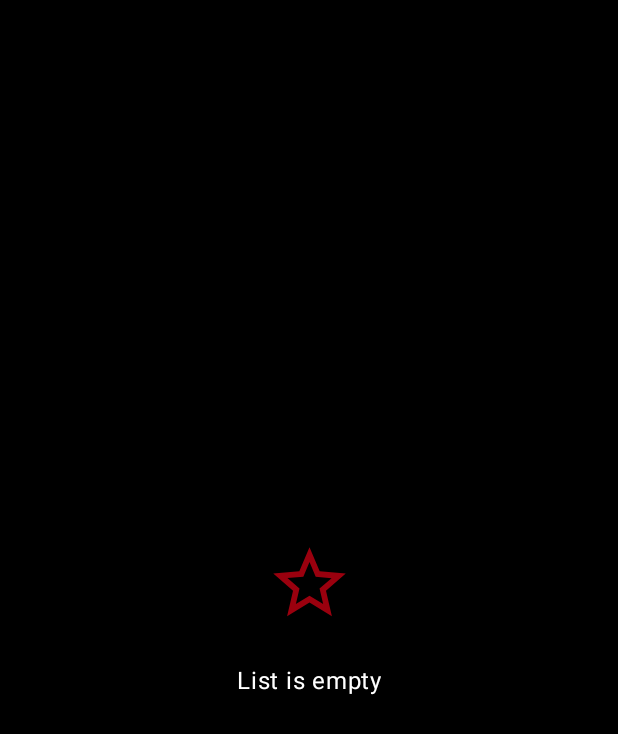
After one commit to maxkorytko/marvy, an Android app: the layout empty_list_layout.xml on its own in the app's theme, with its tools: preview values and no code run, on a phone screen of 412 x 824 dp. The commit adds this screen. Shown: the top 734 px of the screen. Run offline under Robolectric (Android 15) with nearby library versions, the phone set to English and light mode, and no system bars.

Commit message:
Implement characters list empty state
Code re-factoring

```diff
--- a/app/src/main/AndroidManifest.xml
+++ b/app/src/main/AndroidManifest.xml
@@ -35,7 +35,8 @@
 
         <activity android:name=".search.SearchableActivity"
             android:launchMode="singleTask"
-            android:parentActivityName=".MainActivity">
+            android:parentActivityName=".MainActivity"
+            android:windowSoftInputMode="adjustNothing">
             <intent-filter>
                 <action android:name="android.intent.action.SEARCH" />
             </intent-filter>
--- a/app/src/main/java/com/maxk/marvy/characters/viewmodels/MarvelCharactersViewModel.kt
+++ b/app/src/main/java/com/maxk/marvy/characters/viewmodels/MarvelCharactersViewModel.kt
@@ -4,10 +4,10 @@ import androidx.lifecycle.LiveData
 import androidx.lifecycle.ViewModel
 import androidx.lifecycle.ViewModelProvider
 import androidx.paging.PagedList
-import com.maxk.marvy.model.marvel.MarvelCharacter
-import com.maxk.marvy.characters.repository.MarvelCharactersRepository
 import com.maxk.marvy.api.NetworkRequestStatus
 import com.maxk.marvy.di.ServiceLocator
+import com.maxk.marvy.model.marvel.MarvelCharacter
+import com.maxk.marvy.model.marvel.PagedMetadata
 
 class MarvelCharactersViewModel(private val searchTerm: String): ViewModel() {
     class Factory(private val searchTerm: String): ViewModelProvider.Factory {
@@ -25,7 +25,7 @@ class MarvelCharactersViewModel(private val searchTerm: String): ViewModel() {
 
     private val pagedData = repository.searchCharacters(searchTerm)
 
-    val pagingRequestStatus: LiveData<NetworkRequestStatus<Unit>> = pagedData.pagingRequestStatus
+    val pagingRequestStatus: LiveData<NetworkRequestStatus<PagedMetadata>> = pagedData.pagingRequestStatus
 
     val characters: LiveData<PagedList<MarvelCharacter>> = pagedData.pagedList
 }
--- a/app/src/main/java/com/maxk/marvy/search/SearchableViewModel.kt
+++ b/app/src/main/java/com/maxk/marvy/search/SearchableViewModel.kt
@@ -7,6 +7,7 @@ import com.maxk.marvy.di.ServiceLocator
 import com.maxk.marvy.extensions.filter
 import com.maxk.marvy.model.marvel.MarvelCharacter
 import com.maxk.marvy.model.marvel.PagedDataWrapper
+import com.maxk.marvy.model.marvel.PagedMetadata
 import kotlinx.coroutines.Job
 import kotlinx.coroutines.delay
 import kotlinx.coroutines.launch
@@ -18,11 +19,11 @@ class SearchableViewModel : ViewModel() {
 
     val characters: LiveData<PagedList<MarvelCharacter>> = pagedData.switchMap { it.pagedList }
 
-    val searchRequestStatus: LiveData<NetworkRequestStatus<Unit>> = pagedData
+    val searchRequestStatus: LiveData<NetworkRequestStatus<PagedMetadata>> = pagedData
         .switchMap { it.pagingRequestStatus }
         .filter { it.isInitialRequest == true }
 
-    val pagingRequestStatus: LiveData<NetworkRequestStatus<Unit>> = pagedData
+    val pagingRequestStatus: LiveData<NetworkRequestStatus<PagedMetadata>> = pagedData
         .switchMap { it.pagingRequestStatus }
         .filter { it.isInitialRequest == false }
 
--- /dev/null
+++ b/app/src/main/res/drawable/ic_star.xml
@@ -0,0 +1,9 @@
+<vector xmlns:android="http://schemas.android.com/apk/res/android"
+        android:width="24dp"
+        android:height="24dp"
+        android:viewportWidth="24.0"
+        android:viewportHeight="24.0">
+    <path
+        android:fillColor="#FF000000"
+        android:pathData="M22,9.24l-7.19,-0.62L12,2 9.19,8.63 2,9.24l5.46,4.73L5.82,21 12,17.27 18.18,21l-1.63,-7.03L22,9.24zM12,15.4l-3.76,2.27 1,-4.28 -3.32,-2.88 4.38,-0.38L12,6.1l1.71,4.04 4.38,0.38 -3.32,2.88 1,4.28L12,15.4z"/>
+</vector>
--- /dev/null
+++ b/app/src/main/res/layout/empty_list_layout.xml
@@ -0,0 +1,33 @@
+<?xml version="1.0" encoding="utf-8"?>
+<androidx.constraintlayout.widget.ConstraintLayout xmlns:android="http://schemas.android.com/apk/res/android"
+    xmlns:app="http://schemas.android.com/apk/res-auto"
+    xmlns:tools="http://schemas.android.com/tools"
+    style="@style/Container"
+    android:layout_width="match_parent"
+    android:layout_height="match_parent">
+
+    <androidx.appcompat.widget.AppCompatImageView
+        android:id="@+id/appCompatImageView"
+        android:layout_width="58dp"
+        android:layout_height="58dp"
+        android:layout_marginBottom="@dimen/spaceExtraLarge"
+        app:srcCompat="@drawable/ic_star"
+        app:tint="?colorPrimaryDark"
+        app:layout_constraintBottom_toTopOf="@+id/textView"
+        app:layout_constraintEnd_toEndOf="parent"
+        app:layout_constraintStart_toStartOf="parent"
+        app:layout_constraintTop_toTopOf="parent"
+        app:layout_constraintVertical_chainStyle="packed" />
+
+    <TextView
+        android:id="@+id/textView"
+        android:layout_width="wrap_content"
+        android:layout_height="wrap_content"
+        android:text="@string/empty_list"
+        android:textAppearance="?textAppearanceBody1"
+        app:layout_constraintBottom_toBottomOf="parent"
+        app:layout_constraintEnd_toEndOf="parent"
+        app:layout_constraintStart_toStartOf="parent"
+        app:layout_constraintTop_toBottomOf="@+id/appCompatImageView" />
+
+</androidx.constraintlayout.widget.ConstraintLayout>
--- a/app/src/main/res/values/strings.xml
+++ b/app/src/main/res/values/strings.xml
@@ -9,5 +9,6 @@
     <string name="character_description_section_title">Description</string>
     <string name="search_action_view_hint">Tap to search characters</string>
     <string name="search_hint">Search Characters</string>
+    <string name="empty_list">List is empty</string>
 
 </resources>
```
Also changed, not shown: app/src/main/java/com/maxk/marvy/api/NetworkRequestStatusHandler.kt (+6 -1 lines), app/src/main/java/com/maxk/marvy/characters/MarvelCharactersListFragment.kt (+9 -0 lines), app/src/main/java/com/maxk/marvy/characters/repository/MarvelCharactersDataSource.kt (+23 -10 lines), app/src/main/java/com/maxk/marvy/model/marvel/PagedDataWrapper.kt (+9 -1 lines), app/src/main/java/com/maxk/marvy/search/SearchableActivity.kt (+12 -0 lines), app/src/main/res/layout/marvel_characters_list.xml (+23 -5 lines).
